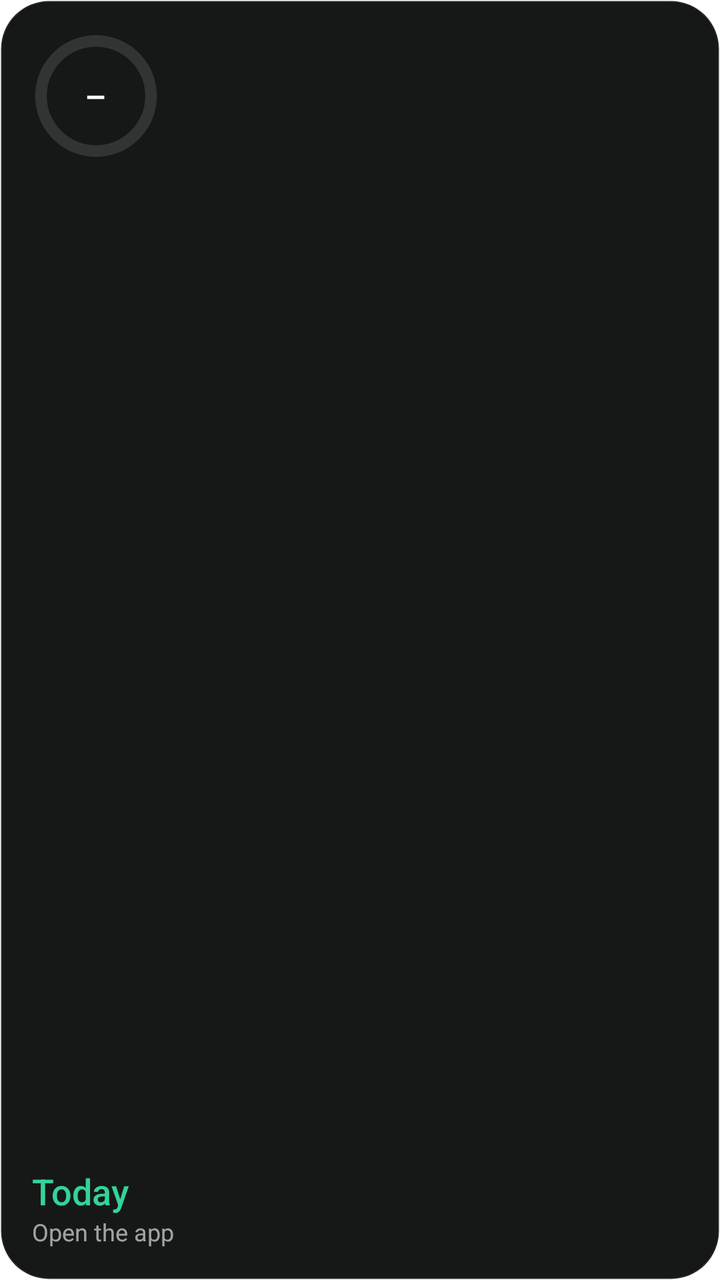
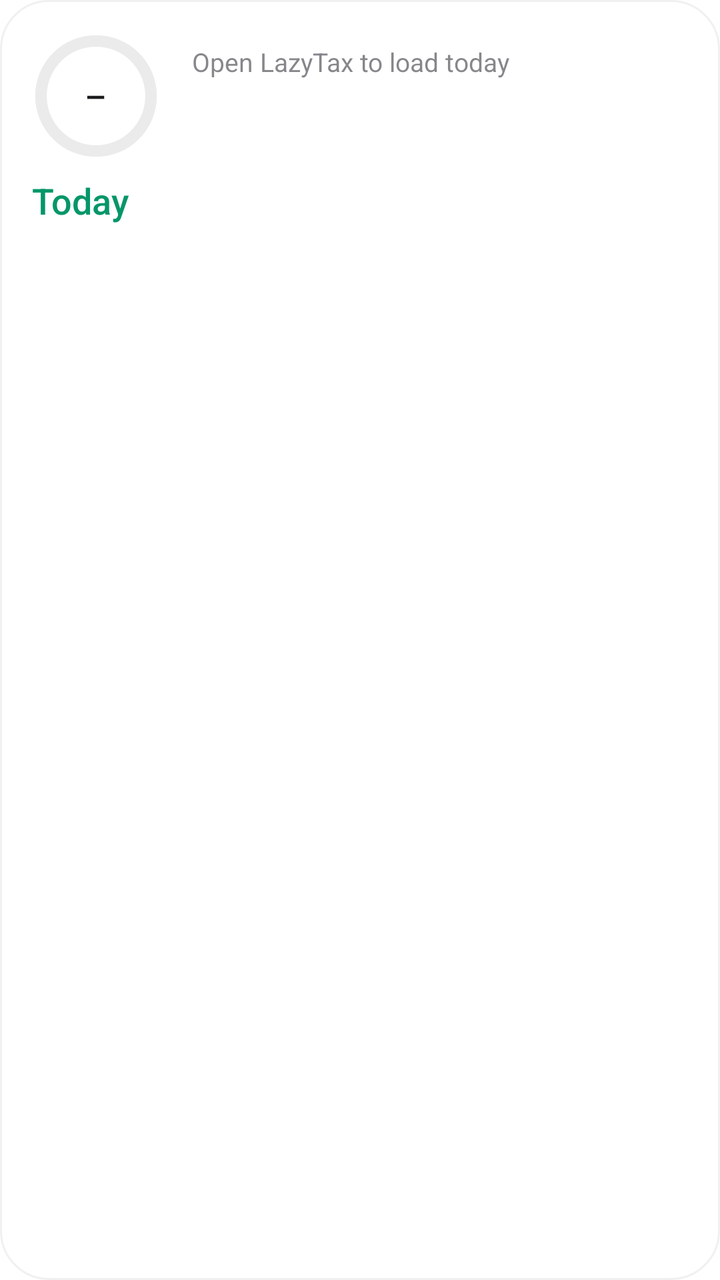

Before-and-after screenshots of an Android layout around one commit, followed by the original layout XML and the change that was made.
<!-- AndroidManifest.xml: fallback theme Theme.MaterialComponents.DayNight.NoActionBar -->
<!-- res/layout/widget_today.xml -->
<?xml version="1.0" encoding="utf-8"?>
<LinearLayout xmlns:android="http://schemas.android.com/apk/res/android"
    android:id="@+id/root"
    android:layout_width="match_parent"
    android:layout_height="match_parent"
    android:background="@drawable/widget_bg"
    android:orientation="horizontal"
    android:padding="16dp">

    <LinearLayout
        android:layout_width="wrap_content"
        android:layout_height="match_parent"
        android:layout_marginEnd="16dp"
        android:orientation="vertical">

        <FrameLayout
            android:layout_width="64dp"
            android:layout_height="64dp">

            <ProgressBar
                android:id="@+id/ring"
                style="?android:attr/progressBarStyleHorizontal"
                android:layout_width="match_parent"
                android:layout_height="match_parent"
                android:indeterminate="false"
                android:max="1"
                android:progress="0"
                android:progressDrawable="@drawable/widget_ring" />

            <TextView
                android:id="@+id/count"
                android:layout_width="wrap_content"
                android:layout_height="wrap_content"
                android:layout_gravity="center"
                android:fontFamily="sans-serif-medium"
                android:text="–"
                android:textColor="#FFFFFF"
                android:textSize="17sp" />
        </FrameLayout>

        <FrameLayout
            android:layout_width="1dp"
            android:layout_height="0dp"
            android:layout_weight="1" />

        <TextView
            android:layout_width="wrap_content"
            android:layout_height="wrap_content"
            android:fontFamily="sans-serif-medium"
            android:text="@string/widget_today_label"
            android:textColor="#34D399"
            android:textSize="18sp" />

        <TextView
            android:id="@+id/next"
            android:layout_width="wrap_content"
            android:layout_height="wrap_content"
            android:maxLines="1"
            android:text="Open the app"
            android:textColor="#99FFFFFF"
            android:textSize="12sp" />
    </LinearLayout>

    <FrameLayout
        android:layout_width="0dp"
        android:layout_height="match_parent"
        android:layout_weight="1">

        <LinearLayout
            android:layout_width="match_parent"
            android:layout_height="match_parent"
            android:gravity="center_vertical"
            android:orientation="vertical">
        <LinearLayout
            android:id="@+id/row1"
            android:layout_width="match_parent"
            android:layout_height="wrap_content"
            android:layout_marginBottom="4dp"
            android:gravity="center_vertical"
            android:orientation="horizontal"
            android:visibility="gone">

            <ImageView
                android:id="@+id/row1_button"
                android:layout_width="36dp"
                android:layout_height="36dp"
                android:layout_marginEnd="8dp"
                android:contentDescription="Complete"
                android:padding="4dp"
                android:src="@drawable/widget_circle" />

            <LinearLayout
                android:layout_width="0dp"
                android:layout_height="wrap_content"
                android:layout_weight="1"
                android:orientation="vertical">

                <TextView
                    android:id="@+id/row1_name"
                    android:layout_width="match_parent"
                    android:layout_height="wrap_content"
                    android:ellipsize="end"
                    android:fontFamily="sans-serif-medium"
                    android:maxLines="1"
                    android:textColor="#FFFFFF"
                    android:textSize="14sp" />

                <TextView
                    android:id="@+id/row1_sub"
                    android:layout_width="match_parent"
                    android:layout_height="wrap_content"
                    android:ellipsize="end"
                    android:maxLines="1"
                    android:textColor="#99FFFFFF"
                    android:textSize="12sp" />
            </LinearLayout>
        </LinearLayout>
        <LinearLayout
            android:id="@+id/row2"
            android:layout_width="match_parent"
            android:layout_height="wrap_content"
            android:layout_marginBottom="4dp"
            android:gravity="center_vertical"
            android:orientation="horizontal"
            android:visibility="gone">

            <ImageView
                android:id="@+id/row2_button"
                android:layout_width="36dp"
                android:layout_height="36dp"
                android:layout_marginEnd="8dp"
                android:contentDescription="Complete"
                android:padding="4dp"
                android:src="@drawable/widget_circle" />

            <LinearLayout
                android:layout_width="0dp"
                android:layout_height="wrap_content"
                android:layout_weight="1"
                android:orientation="vertical">

                <TextView
                    android:id="@+id/row2_name"
                    android:layout_width="match_parent"
                    android:layout_height="wrap_content"
                    android:ellipsize="end"
                    android:fontFamily="sans-serif-medium"
                    android:maxLines="1"
                    android:textColor="#FFFFFF"
                    android:textSize="14sp" />

                <TextView
                    android:id="@+id/row2_sub"
                    android:layout_width="match_parent"
                    android:layout_height="wrap_content"
                    android:ellipsize="end"
                    android:maxLines="1"
                    android:textColor="#99FFFFFF"
                    android:textSize="12sp" />
            </LinearLayout>
        </LinearLayout>
        <LinearLayout
            android:id="@+id/row3"
            android:layout_width="match_parent"
            android:layout_height="wrap_content"
            android:layout_marginBottom="4dp"
            android:gravity="center_vertical"
            android:orientation="horizontal"
            android:visibility="gone">

            <ImageView
                android:id="@+id/row3_button"
                android:layout_width="36dp"
                android:layout_height="36dp"
                android:layout_marginEnd="8dp"
                android:contentDescription="Complete"
                android:padding="4dp"
                android:src="@drawable/widget_circle" />

            <LinearLayout
                android:layout_width="0dp"
                android:layout_height="wrap_content"
                android:layout_weight="1"
                android:orientation="vertical">

                <TextView
                    android:id="@+id/row3_name"
                    android:layout_width="match_parent"
                    android:layout_height="wrap_content"
                    android:ellipsize="end"
                    android:fontFamily="sans-serif-medium"
                    android:maxLines="1"
                    android:textColor="#FFFFFF"
                    android:textSize="14sp" />

                <TextView
                    android:id="@+id/row3_sub"
                    android:layout_width="match_parent"
                    android:layout_height="wrap_content"
                    android:ellipsize="end"
                    android:maxLines="1"
                    android:textColor="#99FFFFFF"
                    android:textSize="12sp" />
            </LinearLayout>
        </LinearLayout>
        </LinearLayout>

        <TextView
            android:id="@+id/empty"
            android:layout_width="wrap_content"
            android:layout_height="wrap_content"
            android:layout_gravity="center_vertical"
            android:text="Nothing left to do today"
            android:textColor="#99FFFFFF"
            android:textSize="13sp"
            android:visibility="gone" />
    </FrameLayout>
</LinearLayout>
<!-- resources referenced by this layout -->
<resources>
  <!-- drawable widget_bg (drawable) -->
  <?xml version="1.0" encoding="utf-8"?>
  <shape xmlns:android="http://schemas.android.com/apk/res/android" android:shape="rectangle">
      <solid android:color="#161817" />
      <stroke android:width="1dp" android:color="#1FFFFFFF" />
      <corners android:radius="24dp" />
  </shape>
  <!-- drawable widget_circle (drawable) -->
  <?xml version="1.0" encoding="utf-8"?>
  <vector xmlns:android="http://schemas.android.com/apk/res/android"
      android:width="28dp" android:height="28dp" android:viewportWidth="28" android:viewportHeight="28">
      <path android:strokeColor="#34D399" android:strokeWidth="2.2" android:fillColor="#00000000"
          android:pathData="M14,3.1a10.9,10.9 0,1 1,0 21.8a10.9,10.9 0,1 1,0 -21.8z" />
  </vector>
  <!-- drawable widget_ring (drawable) -->
  <?xml version="1.0" encoding="utf-8"?>
  <layer-list xmlns:android="http://schemas.android.com/apk/res/android">
      <item android:id="@android:id/background">
          <shape android:shape="ring" android:innerRadiusRatio="2.6" android:thicknessRatio="11"
              android:useLevel="false">
              <solid android:color="#1FFFFFFF" />
          </shape>
      </item>
      <item android:id="@android:id/progress">
          <rotate android:fromDegrees="270" android:toDegrees="270" android:pivotX="50%" android:pivotY="50%">
              <shape android:shape="ring" android:innerRadiusRatio="2.6" android:thicknessRatio="11"
                  android:useLevel="true">
                  <solid android:color="#34D399" />
              </shape>
          </rotate>
      </item>
  </layer-list>
  <string name="widget_today_label">Today</string>
</resources>

<!-- the commit's change to res/layout/widget_today.xml (unified diff, before → after) -->
@@ -15,7 +15,8 @@
 
         <FrameLayout
             android:layout_width="64dp"
-            android:layout_height="64dp">
+            android:layout_height="64dp"
+            android:layout_marginBottom="8dp">
 
             <ProgressBar
                 android:id="@+id/ring"
@@ -34,21 +35,16 @@
                 android:layout_gravity="center"
                 android:fontFamily="sans-serif-medium"
                 android:text="–"
-                android:textColor="#FFFFFF"
+                android:textColor="@color/widget_text"
                 android:textSize="17sp" />
         </FrameLayout>
-
-        <FrameLayout
-            android:layout_width="1dp"
-            android:layout_height="0dp"
-            android:layout_weight="1" />
 
         <TextView
             android:layout_width="wrap_content"
             android:layout_height="wrap_content"
             android:fontFamily="sans-serif-medium"
             android:text="@string/widget_today_label"
-            android:textColor="#34D399"
+            android:textColor="@color/widget_accent"
             android:textSize="18sp" />
 
         <TextView
@@ -56,163 +52,40 @@
             android:layout_width="wrap_content"
             android:layout_height="wrap_content"
             android:maxLines="1"
-            android:text="Open the app"
-            android:textColor="#99FFFFFF"
-            android:textSize="12sp" />
+            android:textColor="@color/widget_muted"
+            android:textSize="12sp"
+            android:visibility="gone" />
     </LinearLayout>
 
-    <FrameLayout
+    <LinearLayout
         android:layout_width="0dp"
         android:layout_height="match_parent"
-        android:layout_weight="1">
+        android:layout_weight="1"
+        android:orientation="vertical">
 
+        
         <LinearLayout
-            android:layout_width="match_parent"
-            android:layout_height="match_parent"
-            android:gravity="center_vertical"
-            android:orientation="vertical">
-        <LinearLayout
-            android:id="@+id/row1"
+            android:id="@+id/rows"
             android:layout_width="match_parent"
             android:layout_height="wrap_content"
-            android:layout_marginBottom="4dp"
-            android:gravity="center_vertical"
-            android:orientation="horizontal"
-            android:visibility="gone">
+            android:orientation="vertical" />
 
-            <ImageView
-                android:id="@+id/row1_button"
-                android:layout_width="36dp"
-                android:layout_height="36dp"
-                android:layout_marginEnd="8dp"
-                android:contentDescription="Complete"
-                android:padding="4dp"
-                android:src="@drawable/widget_circle" />
-
-            <LinearLayout
-                android:layout_width="0dp"
-                android:layout_height="wrap_content"
-                android:layout_weight="1"
-                android:orientation="vertical">
-
-                <TextView
-                    android:id="@+id/row1_name"
-                    android:layout_width="match_parent"
-                    android:layout_height="wrap_content"
-                    android:ellipsize="end"
-                    android:fontFamily="sans-serif-medium"
-                    android:maxLines="1"
-                    android:textColor="#FFFFFF"
-                    android:textSize="14sp" />
-
-                <TextView
-                    android:id="@+id/row1_sub"
-                    android:layout_width="match_parent"
-                    android:layout_height="wrap_content"
-                    android:ellipsize="end"
-                    android:maxLines="1"
-                    android:textColor="#99FFFFFF"
-                    android:textSize="12sp" />
-            </LinearLayout>
-        </LinearLayout>
-        <LinearLayout
-            android:id="@+id/row2"
-            android:layout_width="match_parent"
+        <TextView
+            android:id="@+id/more"
+            android:layout_width="wrap_content"
             android:layout_height="wrap_content"
-            android:layout_marginBottom="4dp"
-            android:gravity="center_vertical"
-            android:orientation="horizontal"
-            android:visibility="gone">
-
-            <ImageView
-                android:id="@+id/row2_button"
-                android:layout_width="36dp"
-                android:layout_height="36dp"
-                android:layout_marginEnd="8dp"
-                android:contentDescription="Complete"
-                android:padding="4dp"
-                android:src="@drawable/widget_circle" />
-
-            <LinearLayout
-                android:layout_width="0dp"
-                android:layout_height="wrap_content"
-                android:layout_weight="1"
-                android:orientation="vertical">
-
-                <TextView
-                    android:id="@+id/row2_name"
-                    android:layout_width="match_parent"
-                    android:layout_height="wrap_content"
-                    android:ellipsize="end"
-                    android:fontFamily="sans-serif-medium"
-                    android:maxLines="1"
-                    android:textColor="#FFFFFF"
-                    android:textSize="14sp" />
-
-                <TextView
-                    android:id="@+id/row2_sub"
-                    android:layout_width="match_parent"
-                    android:layout_height="wrap_content"
-                    android:ellipsize="end"
-                    android:maxLines="1"
-                    android:textColor="#99FFFFFF"
-                    android:textSize="12sp" />
-            </LinearLayout>
-        </LinearLayout>
-        <LinearLayout
-            android:id="@+id/row3"
-            android:layout_width="match_parent"
-            android:layout_height="wrap_content"
-            android:layout_marginBottom="4dp"
-            android:gravity="center_vertical"
-            android:orientation="horizontal"
-            android:visibility="gone">
-
-            <ImageView
-                android:id="@+id/row3_button"
-                android:layout_width="36dp"
-                android:layout_height="36dp"
-                android:layout_marginEnd="8dp"
-                android:contentDescription="Complete"
-                android:padding="4dp"
-                android:src="@drawable/widget_circle" />
-
-            <LinearLayout
-                android:layout_width="0dp"
-                android:layout_height="wrap_content"
-                android:layout_weight="1"
-                android:orientation="vertical">
-
-                <TextView
-                    android:id="@+id/row3_name"
-                    android:layout_width="match_parent"
-                    android:layout_height="wrap_content"
-                    android:ellipsize="end"
-                    android:fontFamily="sans-serif-medium"
-                    android:maxLines="1"
-                    android:textColor="#FFFFFF"
-                    android:textSize="14sp" />
-
-                <TextView
-                    android:id="@+id/row3_sub"
-                    android:layout_width="match_parent"
-                    android:layout_height="wrap_content"
-                    android:ellipsize="end"
-                    android:maxLines="1"
-                    android:textColor="#99FFFFFF"
-                    android:textSize="12sp" />
-            </LinearLayout>
-        </LinearLayout>
-        </LinearLayout>
+            android:layout_marginStart="44dp"
+            android:textColor="@color/widget_muted"
+            android:textSize="12sp"
+            android:visibility="gone" />
 
         <TextView
             android:id="@+id/empty"
             android:layout_width="wrap_content"
             android:layout_height="wrap_content"
-            android:layout_gravity="center_vertical"
-            android:text="Nothing left to do today"
-            android:textColor="#99FFFFFF"
-            android:textSize="13sp"
-            android:visibility="gone" />
-    </FrameLayout>
+            android:layout_marginTop="6dp"
+            android:text="@string/widget_no_data"
+            android:textColor="@color/widget_muted"
+            android:textSize="13sp" />
+    </LinearLayout>
 </LinearLayout>
<!-- resource entries referenced after the edit -->
@@ -1,37 +1,37 @@
 <!-- resources referenced by this layout -->
 <resources>
+  <color name="widget_accent">#059669</color>
+  <color name="widget_muted">#9E3C3C43</color>
+  <color name="widget_text">#1C1C1E</color>
   <!-- drawable widget_bg (drawable) -->
   <?xml version="1.0" encoding="utf-8"?>
   <shape xmlns:android="http://schemas.android.com/apk/res/android" android:shape="rectangle">
-      <solid android:color="#161817" />
-      <stroke android:width="1dp" android:color="#1FFFFFFF" />
+      <solid android:color="@color/widget_bg" />
+      <stroke android:width="1dp" android:color="@color/widget_edge" />
       <corners android:radius="24dp" />
   </shape>
-  <!-- drawable widget_circle (drawable) -->
-  <?xml version="1.0" encoding="utf-8"?>
-  <vector xmlns:android="http://schemas.android.com/apk/res/android"
-      android:width="28dp" android:height="28dp" android:viewportWidth="28" android:viewportHeight="28">
-      <path android:strokeColor="#34D399" android:strokeWidth="2.2" android:fillColor="#00000000"
-          android:pathData="M14,3.1a10.9,10.9 0,1 1,0 21.8a10.9,10.9 0,1 1,0 -21.8z" />
-  </vector>
   <!-- drawable widget_ring (drawable) -->
   <?xml version="1.0" encoding="utf-8"?>
   <layer-list xmlns:android="http://schemas.android.com/apk/res/android">
       <item android:id="@android:id/background">
           <shape android:shape="ring" android:innerRadiusRatio="2.6" android:thicknessRatio="11"
               android:useLevel="false">
-              <solid android:color="#1FFFFFFF" />
+              <solid android:color="@color/widget_track" />
           </shape>
       </item>
       <item android:id="@android:id/progress">
           <rotate android:fromDegrees="270" android:toDegrees="270" android:pivotX="50%" android:pivotY="50%">
               <shape android:shape="ring" android:innerRadiusRatio="2.6" android:thicknessRatio="11"
                   android:useLevel="true">
-                  <solid android:color="#34D399" />
+                  <solid android:color="@color/widget_accent" />
               </shape>
           </rotate>
       </item>
   </layer-list>
+  <string name="widget_no_data">Open LazyTax to load today</string>
   <string name="widget_today_label">Today</string>
+  <color name="widget_bg">#F2FFFFFF</color>
+  <color name="widget_edge">#0F000000</color>
+  <color name="widget_track">#14000000</color>
 </resources>
 
